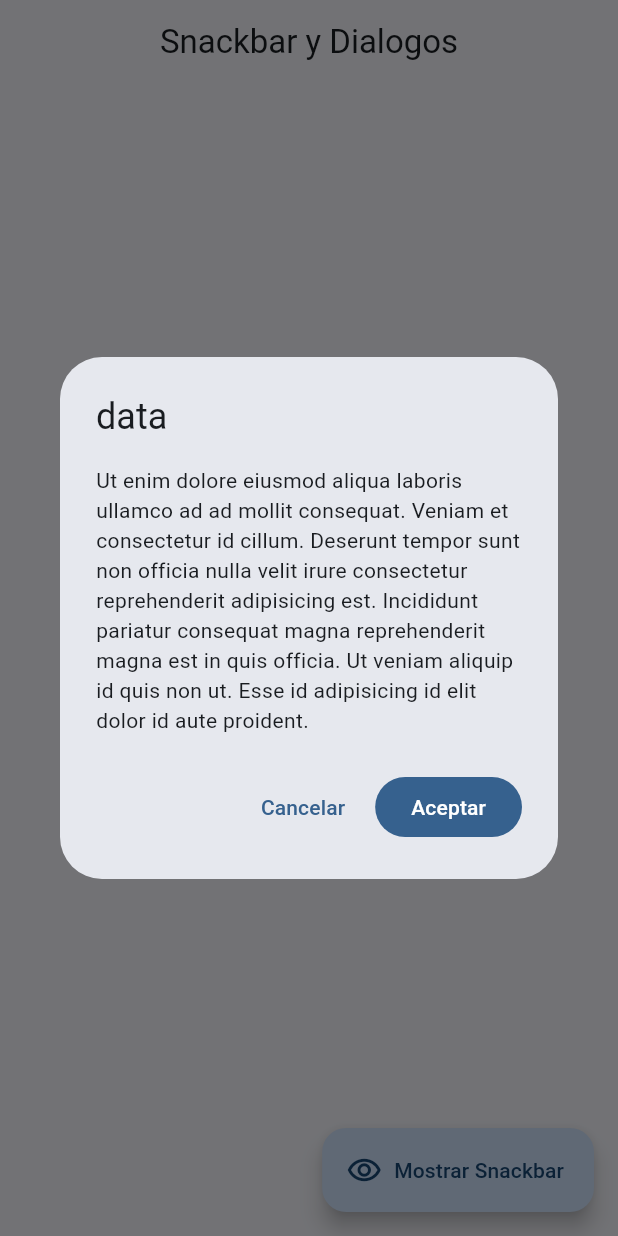
After one commit to cynthia21r0/hello_app, a Flutter app: the SnackbarScreen screen opened by its route, after a tap on "Mostrar Diálogo", on a phone screen of 412 x 824 dp. The commit adds this screen. Run offline on Flutter 3.47's test engine with Material 3 defaults, Android fonts, the phone set to English and light mode, and no system bars; our stand-ins replace go_router.

Commit message:
add: Se agrega la pantalla: Snackbar, Animated, Instroducción y Temas

```diff
--- a/lib/config/router/app_router.dart
+++ b/lib/config/router/app_router.dart
@@ -1,8 +1,13 @@
 import 'package:go_router/go_router.dart';
+import 'package:hello_app/presentation/screens/animated/animated_screen.dart';
 import 'package:hello_app/presentation/screens/home/home_screen.dart';
 import 'package:hello_app/presentation/screens/buttons/buttons_screen.dart';
 import 'package:hello_app/presentation/screens/cards/cards_screen.dart';
 import 'package:hello_app/presentation/screens/progress/progress_screen.dart';
+import 'package:hello_app/presentation/screens/riverpod/riverpod_screen.dart';
+import 'package:hello_app/presentation/screens/snackbar/snackbar_screen.dart';
+import 'package:hello_app/presentation/screens/theme/theme_changer_screen.dart';
+import 'package:hello_app/presentation/screens/tutorial/tutorial_screen.dart';
 
 final appRouter = GoRouter(
   initialLocation: '/',
@@ -30,5 +35,35 @@ final appRouter = GoRouter(
       name: ProgressScreen.name,
       builder: (context, state) => const ProgressScreen(),
     ),
+
+    GoRoute(
+      path: '/snackbars',
+      name: SnackbarScreen.name,
+      builder: (context, state) => const SnackbarScreen(),
+    ),
+
+    GoRoute(
+      path: '/animated-container',
+      name: AnimatedScreen.name,
+      builder: (context, state) => const AnimatedScreen(),
+    ),
+
+    GoRoute(
+      path: '/tutorial',
+      name: TutorialScreen.name,
+      builder: (context, state) => const TutorialScreen(),
+    ),
+
+    GoRoute(
+      path: '/theme-changer',
+      name: ThemeChangerScreen.name,
+      builder: (context, state) => const ThemeChangerScreen(),
+    ),
+
+    GoRoute(
+      path: '/counter-river',
+      name: RiverpodScreen.name,
+      builder: (context, state) => const RiverpodScreen(),
+    ),
   ],
 );
--- /dev/null
+++ b/lib/presentation/screens/snackbar/snackbar_screen.dart
@@ -0,0 +1,80 @@
+import 'package:flutter/material.dart';
+import 'package:go_router/go_router.dart';
+
+class SnackbarScreen extends StatelessWidget {
+  static final String name = "snackbar_screen";
+  const SnackbarScreen({super.key});
+
+  @override
+  Widget build(BuildContext context) {
+    return Scaffold(
+      appBar: AppBar(title: const Text('Snackbar y Dialogos')),
+      body: Center(
+        child: Column(
+          mainAxisAlignment: MainAxisAlignment.center,
+          children: [
+            FilledButton.tonal(
+              onPressed: () {
+                showAboutDialog(
+                  context: context,
+                  applicationIcon: FlutterLogo(),
+                  applicationName: 'Flutter App',
+                  applicationVersion: '1.0',
+                  applicationLegalese:
+                      '© 2024 Mi Empresa. Todos los derechos reservados.',
+                  children: [
+                    Text(
+                      'Ut enim dolore eiusmod aliqua laboris ullamco ad ad mollit consequat. Veniam et consectetur id cillum. Deserunt tempor sunt non officia nulla velit irure consectetur reprehenderit adipisicing est. Incididunt pariatur consequat magna reprehenderit magna est in quis officia. Ut veniam aliquip id quis non ut. Esse id adipisicing id elit dolor id aute proident.',
+                    ),
+                  ],
+                );
+              },
+              child: Text('Licencias usadas'),
+            ),
+
+            SizedBox(height: 10),
+
+            FilledButton.tonal(
+              onPressed: () => openDialog(context),
+              child: Text('Mostrar Diálogo'),
+            ),
+          ],
+        ),
+      ),
+      floatingActionButton: FloatingActionButton.extended(
+        onPressed: () => showCustomSnackbar(context),
+        label: Text('Mostrar Snackbar'),
+        icon: Icon(Icons.remove_red_eye_outlined),
+      ),
+    );
+  }
+
+  void openDialog(BuildContext context) {
+    showDialog(
+      context: context,
+      builder: (context) => AlertDialog(
+        title: Text('data'),
+        content: Text(
+          'Ut enim dolore eiusmod aliqua laboris ullamco ad ad mollit consequat. Veniam et consectetur id cillum. Deserunt tempor sunt non officia nulla velit irure consectetur reprehenderit adipisicing est. Incididunt pariatur consequat magna reprehenderit magna est in quis officia. Ut veniam aliquip id quis non ut. Esse id adipisicing id elit dolor id aute proident.',
+        ),
+        actions: [
+          TextButton(onPressed: () => context.pop(), child: Text('Cancelar')),
+          FilledButton(onPressed: () => context.pop(), child: Text('Aceptar')),
+        ],
+      ),
+    );
+  }
+
+  void showCustomSnackbar(BuildContext context) {
+
+    ScaffoldMessenger.of(context).clearSnackBars();
+
+    final snackBar = SnackBar(
+      content: Text('Hola Mundo'),
+      action: SnackBarAction(label: 'Ok', onPressed: () {}),
+      duration: Duration(seconds: 2),
+    );
+
+    ScaffoldMessenger.of(context).showSnackBar(snackBar);
+  }
+}
```
Also changed, not shown: lib/presentation/screens/animated/animated_screen.dart (added, +56 -0 lines), lib/presentation/screens/riverpod/riverpod_screen.dart (added, +16 -0 lines), lib/presentation/screens/theme/theme_changer_screen.dart (added, +39 -0 lines), lib/presentation/screens/tutorial/tutorial_screen.dart (added, +133 -0 lines), pubspec.yaml (+4 -11 lines), pubspec.lock.
